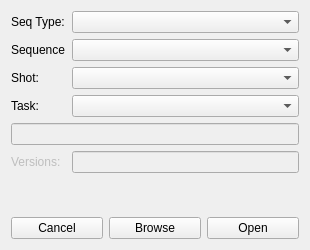
First picture: the form in scripts/sas_pipe/maya/ui/open_shot.ui, repository masonSmigel/sas_pipeline, before the edit.
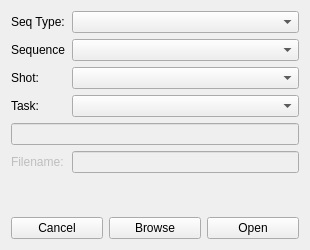
Second picture: the form after the edit.

Patch:
```diff
--- a/scripts/sas_pipe/maya/ui/open_shot.ui
+++ b/scripts/sas_pipe/maya/ui/open_shot.ui
@@ -68,7 +68,7 @@
                                 <bool>false</bool>
                             </property>
                             <property name="text">
-                                <string>Versions:</string>
+        <string>Filename:</string>
                             </property>
                         </widget>
                     </item>
```
Left out of the diff: 2 changed lines with no effect on the pictures. Lines whose indentation alone changed are shown as unchanged.
